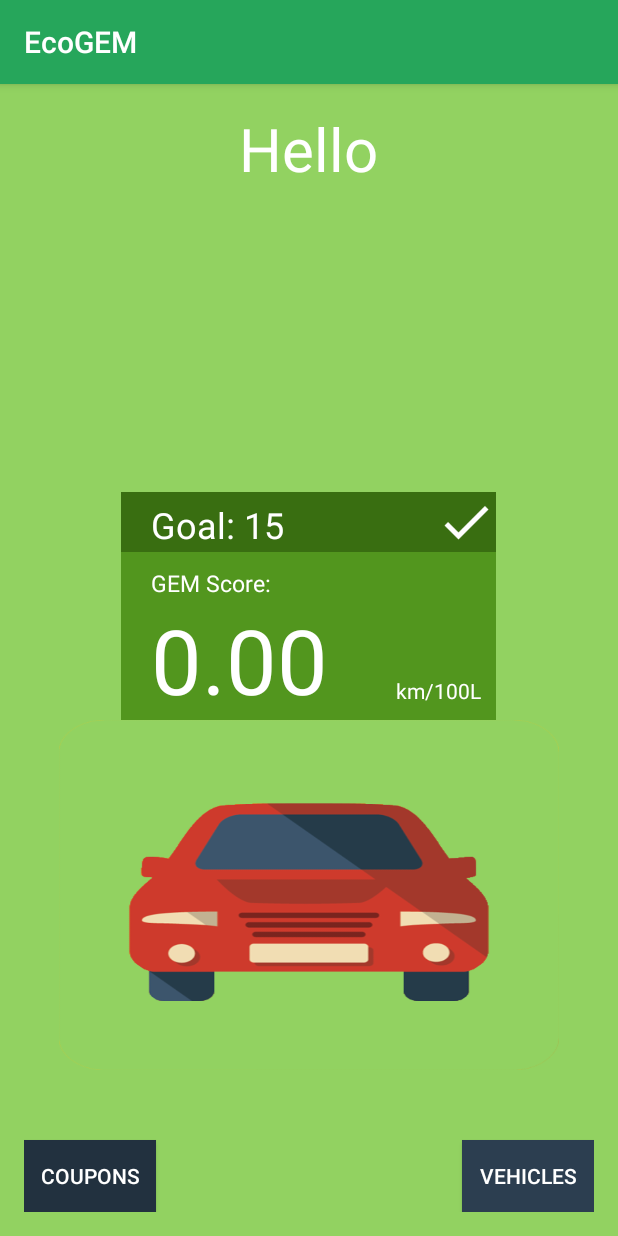
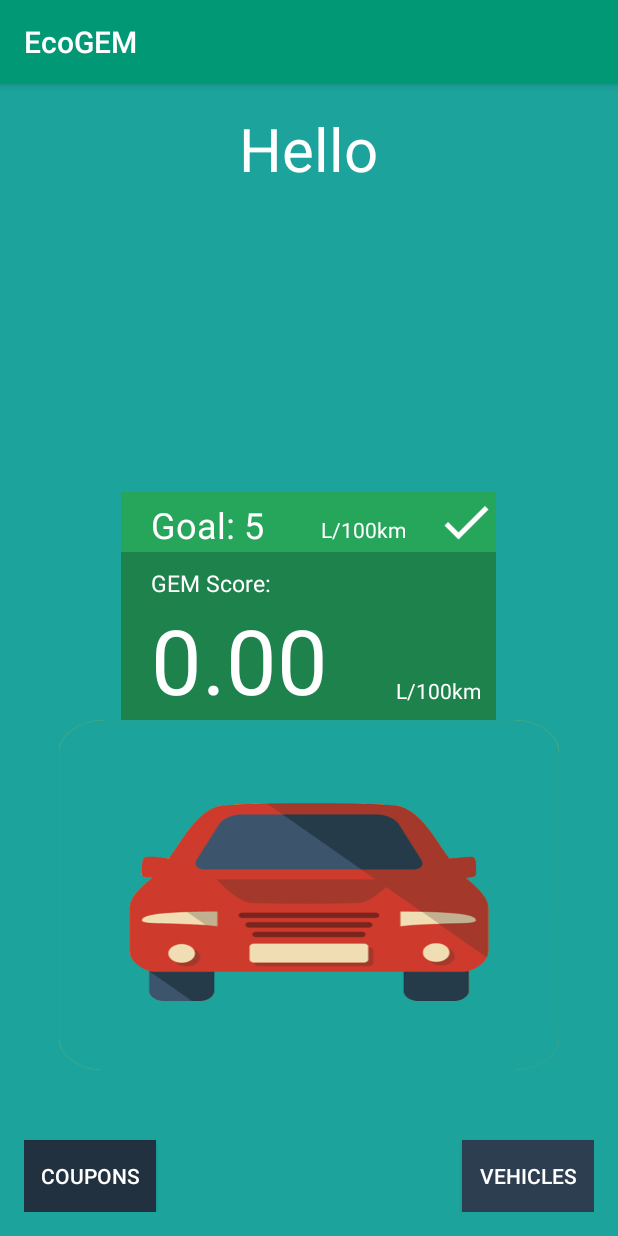
Before and after one commit to sarahyeo/EcoGEM, an Android app: the HomeActivity screen opened directly, with no data from a screen before it, on a phone screen of 412 x 824 dp. Run offline under Robolectric (Android 15) with nearby library versions, the phone set to English and light mode, and no system bars; 1 statement that could not run was skipped.

Commit message:
More formatting

```diff
--- a/app/src/main/java/com/cloud1001/ecogem/CouponsActivity.java
+++ b/app/src/main/java/com/cloud1001/ecogem/CouponsActivity.java
@@ -27,10 +27,10 @@ public class CouponsActivity extends Activity {
         Window window = this.getWindow();
         window.addFlags(WindowManager.LayoutParams.FLAG_DRAWS_SYSTEM_BAR_BACKGROUNDS);
         window.clearFlags(WindowManager.LayoutParams.FLAG_TRANSLUCENT_STATUS);
-        window.setStatusBarColor(Color.parseColor("#87D37C"));
+        window.setStatusBarColor(Color.parseColor("#2ABB9B"));
 
         ActionBar actionBar = getActionBar();
-        actionBar.setBackgroundDrawable(new ColorDrawable(Color.parseColor("#26A65B")));
+        actionBar.setBackgroundDrawable(new ColorDrawable(Color.parseColor("#019875")));
         actionBar.setTitle(Html.fromHtml("<font color='#ffffff'>EcoGEM</font>"));
 
         initImageView();
@@ -60,7 +60,7 @@ public class CouponsActivity extends Activity {
     }
 
     public int calculateGoal() {
-        return 15;
+        return 5;
     }
 
     public void onBackButton(View view) {
--- a/app/src/main/java/com/cloud1001/ecogem/HomeActivity.java
+++ b/app/src/main/java/com/cloud1001/ecogem/HomeActivity.java
@@ -33,10 +33,10 @@ public class HomeActivity extends Activity {
         Window window = this.getWindow();
         window.addFlags(WindowManager.LayoutParams.FLAG_DRAWS_SYSTEM_BAR_BACKGROUNDS);
         window.clearFlags(WindowManager.LayoutParams.FLAG_TRANSLUCENT_STATUS);
-        window.setStatusBarColor(Color.parseColor("#87D37C"));
+        window.setStatusBarColor(Color.parseColor("#2ABB9B"));
 
         ActionBar actionBar = getActionBar();
-        actionBar.setBackgroundDrawable(new ColorDrawable(Color.parseColor("#26A65B")));
+        actionBar.setBackgroundDrawable(new ColorDrawable(Color.parseColor("#019875")));
         actionBar.setTitle(Html.fromHtml("<font color='#ffffff'>EcoGEM</font>"));
 
         singleton = Singleton.getInstance();
@@ -61,9 +61,9 @@ public class HomeActivity extends Activity {
 
         if (calculateFuelScore() < calculateGoal()) {
             goalIcon.setBackgroundResource(R.drawable.goal_yes);
-            goal.setBackgroundColor(Color.parseColor("#396e11"));
-            fuelScore.setBackgroundColor(Color.parseColor("#52961E"));
-            scoreHeader.setBackgroundColor(Color.parseColor("#52961E"));
+            goal.setBackgroundColor(Color.parseColor("#26A65B"));
+            fuelScore.setBackgroundColor(Color.parseColor("#1E824C"));
+            scoreHeader.setBackgroundColor(Color.parseColor("#1E824C"));
 
         } else {
             goalIcon.setBackgroundResource(R.drawable.goal_no);
@@ -104,7 +104,7 @@ public class HomeActivity extends Activity {
     }
 
     public int calculateGoal() {
-        return 15;
+        return 5;
     }
 
 
--- a/app/src/main/java/com/cloud1001/ecogem/LogActivity.java
+++ b/app/src/main/java/com/cloud1001/ecogem/LogActivity.java
@@ -25,10 +25,10 @@ public class LogActivity extends Activity{
         Window window = this.getWindow();
         window.addFlags(WindowManager.LayoutParams.FLAG_DRAWS_SYSTEM_BAR_BACKGROUNDS);
         window.clearFlags(WindowManager.LayoutParams.FLAG_TRANSLUCENT_STATUS);
-        window.setStatusBarColor(Color.parseColor("#87D37C"));
+        window.setStatusBarColor(Color.parseColor("#2ABB9B"));
 
         ActionBar actionBar = getActionBar();
-        actionBar.setBackgroundDrawable(new ColorDrawable(Color.parseColor("#26A65B")));
+        actionBar.setBackgroundDrawable(new ColorDrawable(Color.parseColor("#019875")));
         actionBar.setTitle(Html.fromHtml("<font color='#ffffff'>EcoGEM</font>"));
 
         initTextView();
--- a/app/src/main/java/com/cloud1001/ecogem/MainActivity.java
+++ b/app/src/main/java/com/cloud1001/ecogem/MainActivity.java
@@ -57,10 +57,10 @@ public class MainActivity extends Activity {
         Window window = this.getWindow();
         window.addFlags(WindowManager.LayoutParams.FLAG_DRAWS_SYSTEM_BAR_BACKGROUNDS);
         window.clearFlags(WindowManager.LayoutParams.FLAG_TRANSLUCENT_STATUS);
-        window.setStatusBarColor(Color.parseColor("#87D37C"));
+        window.setStatusBarColor(Color.parseColor("#2ABB9B"));
 
         ActionBar actionBar = getActionBar();
-        actionBar.setBackgroundDrawable(new ColorDrawable(Color.parseColor("#26A65B")));
+        actionBar.setBackgroundDrawable(new ColorDrawable(Color.parseColor("#019875")));
         actionBar.setTitle(Html.fromHtml("<font color='#ffffff'>EcoGEM</font>"));
 
         // Setup mojio client with app keys.
--- a/app/src/main/java/com/cloud1001/ecogem/VehiclesActivity.java
+++ b/app/src/main/java/com/cloud1001/ecogem/VehiclesActivity.java
@@ -34,10 +34,10 @@ import java.util.List;
             Window window = this.getWindow();
             window.addFlags(WindowManager.LayoutParams.FLAG_DRAWS_SYSTEM_BAR_BACKGROUNDS);
             window.clearFlags(WindowManager.LayoutParams.FLAG_TRANSLUCENT_STATUS);
-            window.setStatusBarColor(Color.parseColor("#87D37C"));
+            window.setStatusBarColor(Color.parseColor("#2ABB9B"));
 
             ActionBar actionBar = getActionBar();
-            actionBar.setBackgroundDrawable(new ColorDrawable(Color.parseColor("#26A65B")));
+            actionBar.setBackgroundDrawable(new ColorDrawable(Color.parseColor("#019875")));
             actionBar.setTitle(Html.fromHtml("<font color='#ffffff'>EcoGEM</font>"));
 
             userVehicles = Singleton.getInstance().userVehicles;
--- a/app/src/main/res/layout/activity_home.xml
+++ b/app/src/main/res/layout/activity_home.xml
@@ -3,9 +3,10 @@
     android:layout_height="match_parent" android:paddingLeft="@dimen/activity_horizontal_margin"
     android:paddingRight="@dimen/activity_horizontal_margin"
     android:paddingTop="@dimen/activity_vertical_margin"
-    android:background="#92D261"
+    android:background="#1BA39C"
     android:paddingBottom="@dimen/activity_vertical_margin" tools:context=".MainActivity"
     android:id="@+id/relative_layout">
+
 
     <TextView android:text="10" android:layout_width="250dp"
 
@@ -28,6 +29,7 @@
         android:layout_height="wrap_content"
         android:id="@+id/userName"
         android:text="Hello"
+        android:gravity="center"
         android:layout_alignParentTop="true"
         android:layout_centerHorizontal="true"
         android:textSize="40dp" />
@@ -74,7 +76,6 @@
         android:layout_height="40dp"
         android:text="Goal:"
         android:id="@+id/goal"
-        android:background="#396E11"
         android:textColor="#ffffff"
         android:textSize="24dp"
         android:layout_above="@+id/scoreHeader"
@@ -95,7 +96,7 @@
         android:textColor="#ffffff"
         android:layout_width="wrap_content"
         android:layout_height="wrap_content"
-        android:text="km/100L"
+        android:text="L/100km"
         android:id="@+id/imageButton"
         android:layout_alignBottom="@+id/fuelScore"
         android:layout_alignEnd="@+id/fuelScore"
@@ -109,4 +110,17 @@
         android:layout_centerHorizontal="true"
         android:background="@drawable/car_flat" />
 
+    <TextView
+        android:gravity="bottom"
+        android:layout_width="wrap_content"
+        android:layout_height="40dp"
+        android:textAppearance="?android:attr/textAppearanceSmall"
+        android:text="L/100km"
+        android:id="@+id/textView2"
+        android:layout_alignTop="@+id/goal"
+        android:layout_toStartOf="@+id/goalIcon"
+        android:textColor="#ffffff"
+        android:paddingBottom="5dp"
+        android:paddingRight="20dp" />
+
 </RelativeLayout>
--- a/app/src/main/res/layout/activity_vehicle.xml
+++ b/app/src/main/res/layout/activity_vehicle.xml
@@ -2,7 +2,7 @@
 <RelativeLayout xmlns:android="http://schemas.android.com/apk/res/android"
     android:orientation="vertical" android:layout_width="match_parent"
     android:layout_height="match_parent"
-    android:background="#92D261"
+    android:background="#1BA39C"
     android:weightSum="1">
 
     <TextView
```
Also changed, not shown: app/src/main/java/com/cloud1001/ecogem/CarActivity.java (+6 -6 lines), app/src/main/res/layout/activity_car.xml (+15 -2 lines), app/src/main/res/layout/activity_coupons.xml (+4 -4 lines), app/src/main/res/layout/activity_log.xml (+13 -2 lines).
